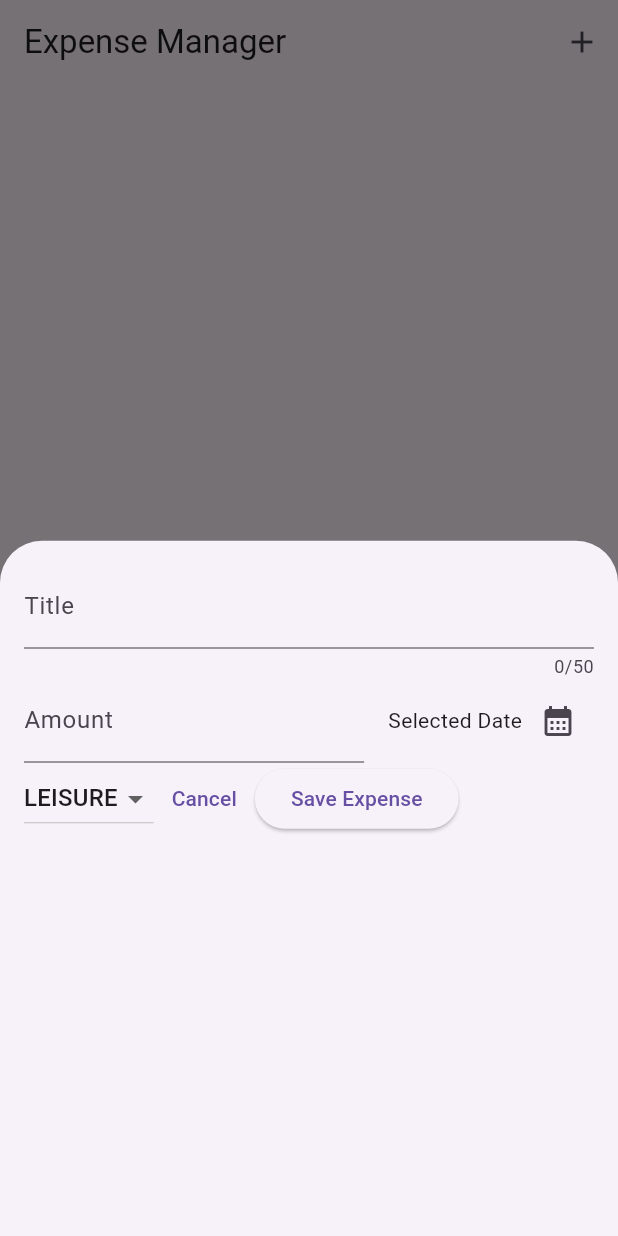
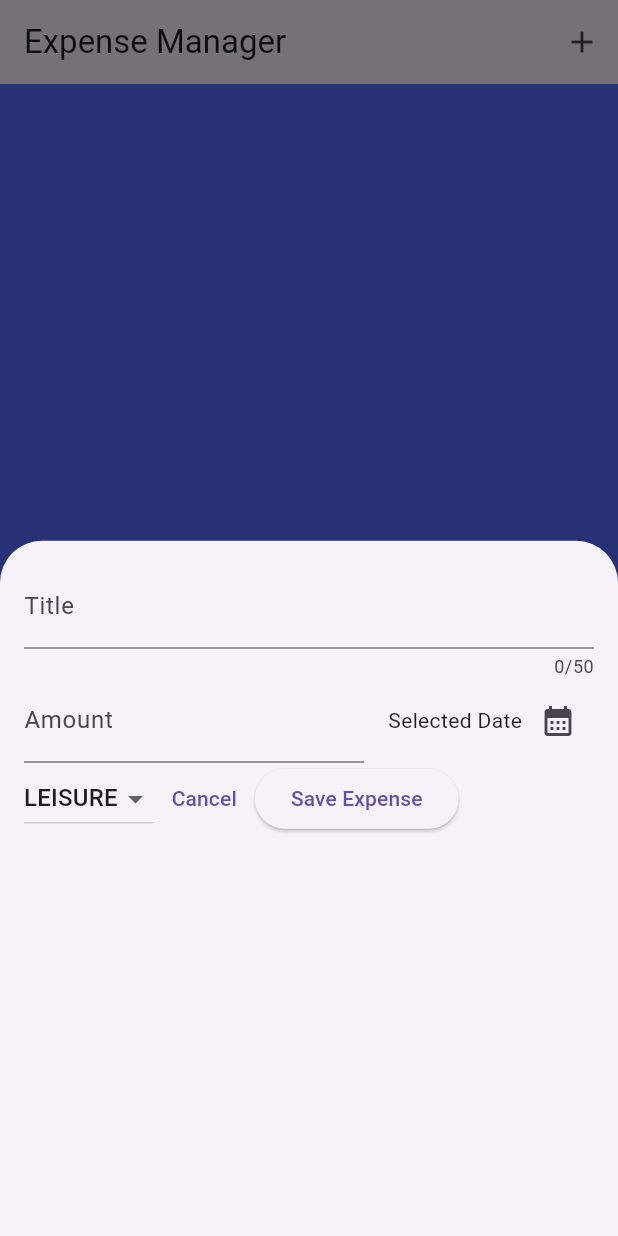
Before and after one commit to Ishtiaq-Hossen/ExpenseManager, a Flutter app: the screen it shows after launch, after a tap on the "add" icon, on a phone screen of 412 x 824 dp. Run offline on Flutter 3.47's test engine with Material 3 defaults, Android fonts, the phone set to English and light mode, and no system bars; missing offline and left inert: dart:ffi.

Commit message:
added some comment to understand

```diff
--- a/lib/models/Expense.dart
+++ b/lib/models/Expense.dart
@@ -2,14 +2,16 @@ import 'package:expensemanager/enums/catagory_enums.dart';
 import 'package:flutter/material.dart';
 import 'package:intl/intl.dart';
 import 'package:uuid/uuid.dart';
-const uuid=Uuid();
-final formatter= DateFormat.yMd();
+const uuid=Uuid(); //unique id generator
+final formatter= DateFormat.yMd(); //for date format
 const CatagoryIcons={
   Catagory.food: Icons.lunch_dining,
   Catagory.travel: Icons.airport_shuttle,
   Catagory.leisure: Icons.movie,
   Catagory.work: Icons.work,
-};
+};//catagory Icon map
+
+//model class started
 class Expense{
   // static const uuid=Uuid();
   final String title;
--- a/lib/screens/expense_screen.dart
+++ b/lib/screens/expense_screen.dart
@@ -15,7 +15,7 @@ class ExpenseScreen extends StatefulWidget {
 
 class _ExpenseScreenState extends State<ExpenseScreen> {
   //dummy data
-  final List<Expense> _registeredExpenses=[
+  final List<Expense> _registeredExpenses=[ //list of expenses that will show in expanded widget
     /*
     Expense(title: 'Flutter course',
         amount: 23,
@@ -42,7 +42,7 @@ class _ExpenseScreenState extends State<ExpenseScreen> {
   @override
   Widget build(BuildContext context) {
     return Scaffold(
-
+      backgroundColor: Colors.indigoAccent,
       appBar: AppBar(
         title: Text('Expense Manager'),
         actions: [
```
